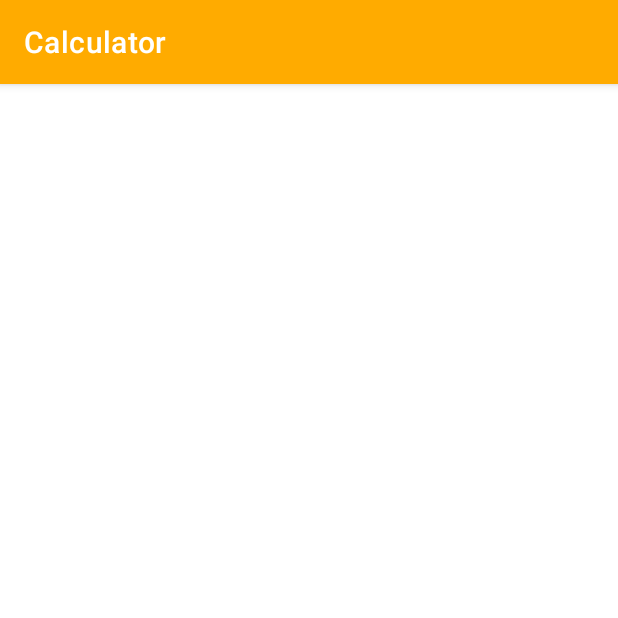
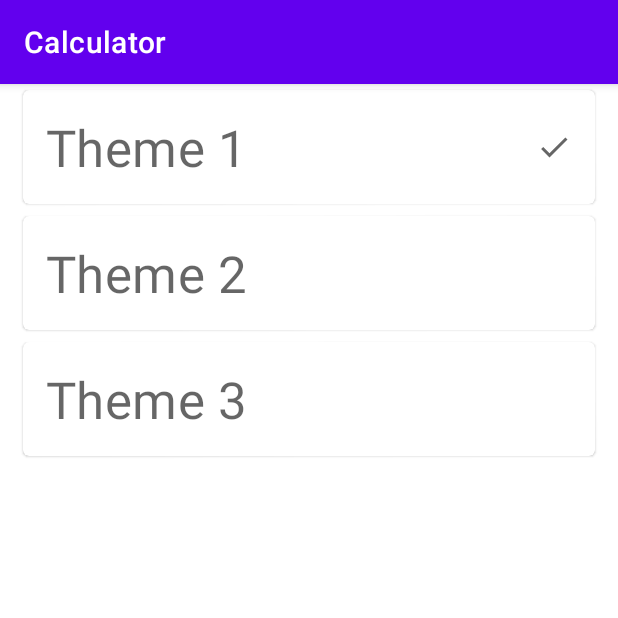
Before and after one commit to NPluzh/HomeWork2, an Android app: the screen it shows after launch (SelectThemeActivity), after a tap on "ТЕМА", on a phone screen of 412 x 824 dp, the top half of it. Run offline under Robolectric (Android 15) with nearby library versions, the phone set to English and light mode, and no system bars.

Commit message:
added intent

```diff
--- /dev/null
+++ b/app/src/main/java/ru/geekbrainsstudent/calculator/model/Theme.java
@@ -0,0 +1,36 @@
+package ru.geekbrainsstudent.calculator.model;
+
+import androidx.annotation.StringRes;
+import androidx.annotation.StyleRes;
+
+import ru.geekbrainsstudent.calculator.R;
+
+public enum Theme {
+    ONE(R.style.Theme_Calculator,R.string.theme_1, "themeone"),
+    TWO(R.style.Theme_Calculator_V2,R.string.theme_2, "themetwo"),
+    THREE(R.style.Theme_Calculator_V3,R.string.theme_3, "themethree");
+
+    @StyleRes
+    private int themeRes;
+    @StringRes
+    private int title;
+    private String key;
+
+    Theme(int themeRes, int title, String key) {
+        this.themeRes = themeRes;
+        this.title = title;
+        this.key = key;
+    }
+
+    public int getThemeRes() {
+        return themeRes;
+    }
+
+    public int getTitle() {
+        return title;
+    }
+
+    public String getKey() {
+        return key;
+    }
+}
--- /dev/null
+++ b/app/src/main/java/ru/geekbrainsstudent/calculator/model/ThemeRepository.java
@@ -0,0 +1,13 @@
+package ru.geekbrainsstudent.calculator.model;
+
+import java.util.List;
+
+public interface ThemeRepository {
+
+
+    Theme getSavedTheme();
+
+    void saveTheme(Theme theme);
+
+    List<Theme> getAll();
+}
--- /dev/null
+++ b/app/src/main/java/ru/geekbrainsstudent/calculator/model/ThemeRepositoryImpl.java
@@ -0,0 +1,53 @@
+package ru.geekbrainsstudent.calculator.model;
+
+import android.content.Context;
+import android.content.SharedPreferences;
+
+import java.util.Arrays;
+import java.util.List;
+
+public class ThemeRepositoryImpl implements ThemeRepository {
+
+    private static ThemeRepository INSTANCE;
+
+    private SharedPreferences preferences;
+
+    private static final String KEY_THEME = "KEY_THEME";
+
+
+    private ThemeRepositoryImpl(Context context) {
+        preferences = context.getSharedPreferences("themes.xml", Context.MODE_PRIVATE);
+    }
+
+    public static ThemeRepository getInstance(Context context) {
+        if (INSTANCE == null) {
+            INSTANCE = new ThemeRepositoryImpl(context);
+        }
+        return INSTANCE;
+    }
+
+    @Override
+    public Theme getSavedTheme() {
+        String savedKey = preferences.getString(KEY_THEME, Theme.ONE.getKey());
+        for (Theme them : Theme.values()) {
+            if (them.getKey().equals(savedKey)) {
+                return them;
+            }
+        }
+
+        return Theme.ONE;
+    }
+
+    @Override
+    public void saveTheme(Theme theme) {
+        preferences.edit()
+                .putString(KEY_THEME, theme.getKey())
+                .apply();
+
+    }
+
+    @Override
+    public List<Theme> getAll() {
+        return Arrays.asList(Theme.values());
+    }
+}
--- a/app/src/main/java/ru/geekbrainsstudent/calculator/ui/CalculatorActivity.java
+++ b/app/src/main/java/ru/geekbrainsstudent/calculator/ui/CalculatorActivity.java
@@ -1,8 +1,13 @@
 package ru.geekbrainsstudent.calculator.ui;
 
+import androidx.activity.result.ActivityResult;
+import androidx.activity.result.ActivityResultCallback;
+import androidx.activity.result.ActivityResultLauncher;
+import androidx.activity.result.contract.ActivityResultContracts;
 import androidx.annotation.NonNull;
 import androidx.appcompat.app.AppCompatActivity;
 
+import android.app.Activity;
 import android.content.Intent;
 import android.os.Bundle;
 import android.view.View;
@@ -14,17 +19,23 @@ import java.util.Map;
 import ru.geekbrainsstudent.calculator.R;
 import ru.geekbrainsstudent.calculator.model.CalculatorImpl;
 import ru.geekbrainsstudent.calculator.model.Operator;
+import ru.geekbrainsstudent.calculator.model.Theme;
+import ru.geekbrainsstudent.calculator.model.ThemeRepository;
+import ru.geekbrainsstudent.calculator.model.ThemeRepositoryImpl;
 
 public class CalculatorActivity extends AppCompatActivity implements CalculatorView{
 
     private TextView resultTxt;
     private CalculatorPresenter presenter;
+    private ThemeRepository themeRepository;
     private final static String keyPresenter = "Presenter";
     private final static String keyTextView = "TextView";
 
     @Override
     protected void onCreate(Bundle savedInstanceState) {
         super.onCreate(savedInstanceState);
+        themeRepository = ThemeRepositoryImpl.getInstance(this);
+        setTheme(themeRepository.getSavedTheme().getThemeRes());
         setContentView(R.layout.activity_main);
         resultTxt = findViewById(R.id.result);
         if(savedInstanceState == null){
@@ -107,17 +118,32 @@ public class CalculatorActivity extends AppCompatActivity implements CalculatorV
         };
         findViewById(R.id.button_equal).setOnClickListener(equalClickListener);//прикрепление слушателя к view
 
+
+        ActivityResultLauncher<Intent> themeLauncher = registerForActivityResult(new ActivityResultContracts.StartActivityForResult(), new ActivityResultCallback<ActivityResult>() {
+            @Override
+            public void onActivityResult(ActivityResult result) {
+                if(result.getResultCode() == Activity.RESULT_OK){
+                    Intent intent = result.getData();
+
+                    Theme selectedTheme = (Theme)intent.getSerializableExtra(SelectThemeActivity.EXTRA_THEME);
+
+                    themeRepository.saveTheme(selectedTheme);
+                    recreate();
+
+                }
+            }
+        });
+
         findViewById(R.id.theme).setOnClickListener(new View.OnClickListener() {
             @Override
             public void onClick(View view) {
                 Intent intent = new Intent(CalculatorActivity.this, SelectThemeActivity.class);
-                startActivity(intent);
+                intent.putExtra(SelectThemeActivity.EXTRA_THEME, themeRepository.getSavedTheme());
+
+                themeLauncher.launch(intent);
             }
         });
-
-
     }
-
 
    @Override
     public void showResult(String result) {
--- a/app/src/main/java/ru/geekbrainsstudent/calculator/ui/SelectThemeActivity.java
+++ b/app/src/main/java/ru/geekbrainsstudent/calculator/ui/SelectThemeActivity.java
@@ -1,16 +1,77 @@
 package ru.geekbrainsstudent.calculator.ui;
 
 import androidx.appcompat.app.AppCompatActivity;
+import androidx.cardview.widget.CardView;
 
+import android.app.Activity;
+import android.content.Intent;
 import android.os.Bundle;
+import android.view.View;
+import android.widget.ImageView;
+import android.widget.LinearLayout;
+import android.widget.TextView;
+import android.widget.Toast;
+
+import java.util.List;
 
 import ru.geekbrainsstudent.calculator.R;
+import ru.geekbrainsstudent.calculator.model.Theme;
+import ru.geekbrainsstudent.calculator.model.ThemeRepository;
+import ru.geekbrainsstudent.calculator.model.ThemeRepositoryImpl;
 
 public class SelectThemeActivity extends AppCompatActivity {
+
+    public static final String EXTRA_THEME = "EXTRA_THEME";
 
     @Override
     protected void onCreate(Bundle savedInstanceState) {
         super.onCreate(savedInstanceState);
         setContentView(R.layout.activity_select_theme);
+
+
+        ThemeRepository themeRepository = ThemeRepositoryImpl.getInstance(this);
+
+        List<Theme> themes = themeRepository.getAll();
+
+        LinearLayout container = findViewById(R.id.container);
+
+        Intent intent = getIntent();
+
+        Theme selectedTheme = (Theme) intent.getSerializableExtra(EXTRA_THEME);
+
+
+        for (Theme theme : themes) {
+
+            View itemView = getLayoutInflater().inflate(R.layout.item_theme, container, false);
+
+            TextView title = itemView.findViewById(R.id.title);
+
+            title.setText(theme.getTitle());
+
+            CardView cardView = itemView.findViewById(R.id.theme_card);
+
+            cardView.setOnClickListener(new View.OnClickListener() {
+                @Override
+                public void onClick(View view) {
+
+                    Intent data = new Intent();
+                    data.putExtra(EXTRA_THEME, theme);
+
+                    setResult(Activity.RESULT_OK, data);
+                    finish();
+
+
+                    Toast.makeText(SelectThemeActivity.this,theme.getTitle(),Toast.LENGTH_SHORT).show();
+                }
+            });
+
+            if(theme.equals(selectedTheme)){
+                ImageView checked =  itemView.findViewById(R.id.checked);
+                checked.setVisibility(View.VISIBLE);
+            }
+
+
+            container.addView(itemView);
+        }
     }
 }
--- /dev/null
+++ b/app/src/main/res/drawable/ic_baseline_check_24.xml
@@ -0,0 +1,10 @@
+<vector xmlns:android="http://schemas.android.com/apk/res/android"
+    android:width="24dp"
+    android:height="24dp"
+    android:viewportWidth="24"
+    android:viewportHeight="24"
+    android:tint="?attr/colorControlNormal">
+  <path
+      android:fillColor="@android:color/white"
+      android:pathData="M9,16.17L4.83,12l-1.42,1.41L9,19 21,7l-1.41,-1.41z"/>
+</vector>
--- a/app/src/main/res/layout/activity_select_theme.xml
+++ b/app/src/main/res/layout/activity_select_theme.xml
@@ -1,9 +1,23 @@
 <?xml version="1.0" encoding="utf-8"?>
-<androidx.constraintlayout.widget.ConstraintLayout xmlns:android="http://schemas.android.com/apk/res/android"
-    xmlns:app="http://schemas.android.com/apk/res-auto"
+<LinearLayout xmlns:android="http://schemas.android.com/apk/res/android"
     xmlns:tools="http://schemas.android.com/tools"
     android:layout_width="match_parent"
     android:layout_height="match_parent"
     tools:context=".ui.SelectThemeActivity">
 
-</androidx.constraintlayout.widget.ConstraintLayout>
+    <androidx.core.widget.NestedScrollView
+        android:layout_width="match_parent"
+        android:layout_height="wrap_content">
+
+        <LinearLayout
+            android:id="@+id/container"
+            android:layout_width="match_parent"
+            android:layout_height="wrap_content"
+            android:orientation="vertical">
+
+
+        </LinearLayout>
+
+
+    </androidx.core.widget.NestedScrollView>
+</LinearLayout>
--- /dev/null
+++ b/app/src/main/res/layout/item_theme.xml
@@ -0,0 +1,40 @@
+<?xml version="1.0" encoding="utf-8"?>
+<com.google.android.material.card.MaterialCardView xmlns:android="http://schemas.android.com/apk/res/android"
+    xmlns:app="http://schemas.android.com/apk/res-auto"
+    xmlns:tools="http://schemas.android.com/tools"
+    android:id="@+id/theme_card"
+    android:layout_width="match_parent"
+    android:layout_height="wrap_content"
+    android:layout_marginHorizontal="@dimen/default_padding"
+    android:layout_marginVertical="@dimen/small_padding">
+
+    <androidx.constraintlayout.widget.ConstraintLayout
+        android:layout_width="match_parent"
+        android:layout_height="wrap_content"
+        android:padding="@dimen/default_padding">
+
+        <TextView
+            android:id="@+id/title"
+            android:layout_width="0dp"
+            android:layout_height="wrap_content"
+            android:layout_marginEnd="@dimen/default_padding"
+            android:textAppearance="@style/TextAppearance.MaterialComponents.Headline4"
+            app:layout_constraintBottom_toBottomOf="parent"
+            app:layout_constraintEnd_toStartOf="@id/checked"
+            app:layout_constraintStart_toStartOf="parent"
+            app:layout_constraintTop_toTopOf="parent"
+            tools:text="Theme One" />
+
+        <ImageView
+            android:id="@+id/checked"
+            android:layout_width="wrap_content"
+            android:layout_height="wrap_content"
+            android:src="@drawable/ic_baseline_check_24"
+            android:visibility="gone"
+            app:layout_constraintBottom_toBottomOf="parent"
+            app:layout_constraintEnd_toEndOf="parent"
+            app:layout_constraintTop_toTopOf="parent" />
+
+    </androidx.constraintlayout.widget.ConstraintLayout>
+
+</com.google.android.material.card.MaterialCardView>
--- a/app/src/main/res/values/dimens.xml
+++ b/app/src/main/res/values/dimens.xml
@@ -2,4 +2,6 @@
 <resources>
     <dimen name="button_text">30sp</dimen>
     <dimen name="result_text">35sp</dimen>
+    <dimen name="default_padding">15dp</dimen>
+    <dimen name="small_padding">4dp</dimen>
 </resources>
--- a/app/src/main/res/values/strings.xml
+++ b/app/src/main/res/values/strings.xml
@@ -21,4 +21,7 @@
     <string name="key_add">+</string>
     <string name="result_text_default">0</string>
     <string name="key_theme">тема</string>
+    <string name="theme_1">Theme 1</string>
+    <string name="theme_2">Theme 2</string>
+    <string name="theme_3">Theme 3</string>
 </resources>
--- a/app/src/main/res/values/styles.xml
+++ b/app/src/main/res/values/styles.xml
@@ -1,6 +1,29 @@
 <?xml version="1.0" encoding="utf-8"?>
 <resources>
-    <style name="CalcButton">
+
+    <style name="CalcButton" parent="Widget.MaterialComponents.Button">
         <item name="android:backgroundTint">@color/btn_color</item>
+        <item name="android:textSize">@dimen/button_text</item>
     </style>
+
+    <style name="CalcButton.Action">
+        <item name="android:backgroundTint">@color/black</item>
+    </style>
+
+    <style name="CalcButton.V2">
+        <item name="android:backgroundTint">@android:color/holo_green_dark</item>
+    </style>
+
+    <style name="CalcButton.Action.V2">
+        <item name="android:backgroundTint">@android:color/holo_orange_light</item>
+    </style>
+
+    <style name="CalcButton.V3">
+        <item name="android:backgroundTint">@android:color/holo_blue_bright</item>
+    </style>
+
+    <style name="CalcButton.Action.V3">
+        <item name="android:backgroundTint">@android:color/holo_blue_dark</item>
+    </style>
+
 </resources>
--- a/app/src/main/res/values/themes.xml
+++ b/app/src/main/res/values/themes.xml
@@ -12,21 +12,22 @@
         <!-- Status bar color. -->
         <item name="android:statusBarColor" tools:targetApi="l">?attr/colorPrimaryVariant</item>
         <!-- Customize your theme here. -->
+
+
+        <item name="materialButtonStyle">@style/CalcButton</item>
+
     </style>
 
-    <style name="Theme.Calculator.MyNewTheme" >
-        <!-- Primary brand color. -->
-        <item name="colorPrimary">#FFAB00</item>
-        <item name="colorPrimaryVariant">#B30048</item>
-        <item name="colorOnPrimary">@color/white</item>
-        <!-- Secondary brand color. -->
-        <item name="colorSecondary">#EF6C00</item>
-        <item name="colorSecondaryVariant">@color/purple_200</item>
-        <item name="colorOnSecondary">@color/black</item>
-        <!-- Status bar color. -->
-        <item name="android:statusBarColor" tools:targetApi="l">?attr/colorPrimaryVariant</item>
-        <!-- Customize your theme here. -->
+    <style name="Theme.Calculator.V2">
+        <item name="colorPrimary">@android:color/holo_red_dark</item>
+        <item name="materialButtonStyle">@style/CalcButton.V2</item>
+
     </style>
 
+    <style name="Theme.Calculator.V3">
+        <item name="colorPrimary">@android:color/holo_purple</item>
+        <item name="materialButtonStyle">@style/CalcButton.V3</item>
+
+    </style>
 
 </resources>
```
Also changed, not shown: app/src/main/AndroidManifest.xml (+5 -2 lines).
